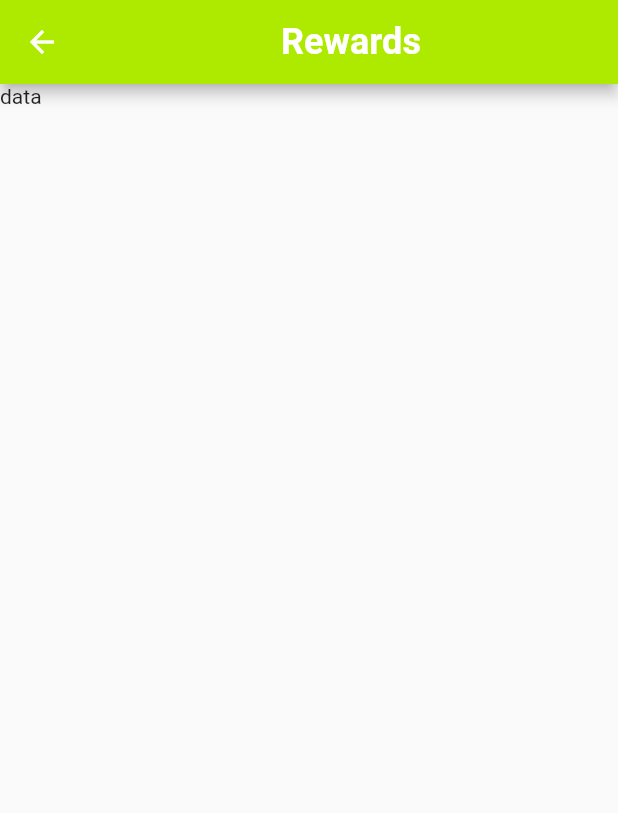
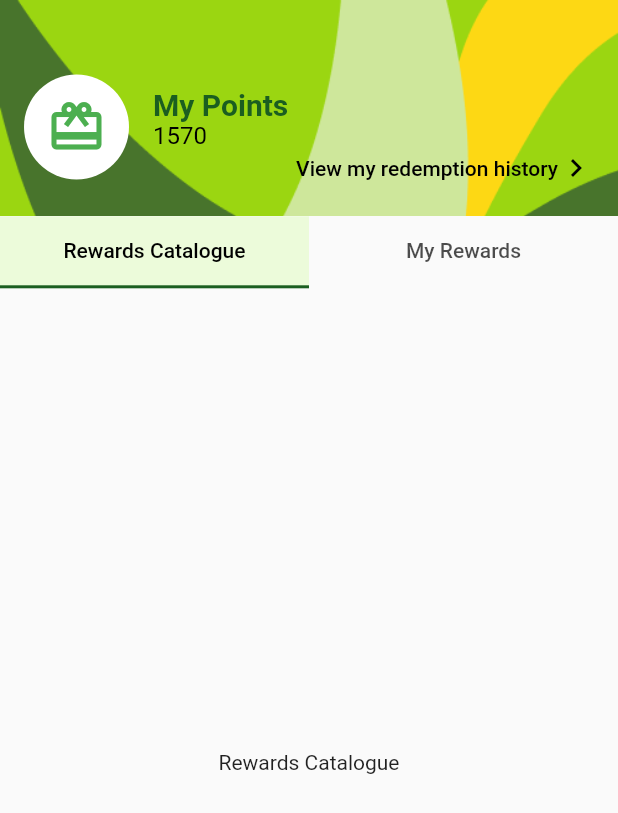
Before and after one commit to Endairion/6002CEM_Group13, a Flutter app: the Rewards screen opened directly, on a phone screen of 412 x 824 dp. Shown: the top 813 px of the screen. Run offline on Flutter 3.47's test engine with Material 2 defaults, Android fonts, the phone set to English and light mode, and no system bars; our stand-ins replace dotted_border, firebase_core, flutter_native_splash, get, image_picker; accounts and stored records are empty; network calls fail; statements that could not run were skipped.

Commit message:
Created Rewards page and link redemption history

```diff
--- /dev/null
+++ b/lib/RedemptionHistory.dart
@@ -0,0 +1,22 @@
+import 'package:flutter/material.dart';
+
+class RedemptionHistory extends StatelessWidget {
+  const RedemptionHistory({Key? key}) : super(key: key);
+
+  @override
+  Widget build(BuildContext context) {
+    return Scaffold(
+      appBar: AppBar(
+        title: Text("Redemption History"),
+        centerTitle: true,
+        leading: IconButton(
+          icon: Icon(Icons.arrow_back_ios),
+          onPressed: () {
+            Navigator.pop(context); // Navigate back to the previous screen
+          },
+        ),
+        backgroundColor: Color.fromRGBO(155, 214, 17, 1),
+      ),
+    );
+  }
+}
--- a/lib/Rewards.dart
+++ b/lib/Rewards.dart
@@ -1,27 +1,160 @@
 import 'package:flutter/material.dart';
+import 'package:mobile_app_development_cw2/RedemptionHistory.dart';
 
 void main() {
   runApp(const Rewards());
 }
 
-class Rewards extends StatelessWidget {
-  const Rewards({super.key});
+class Rewards extends StatefulWidget {
+  const Rewards({Key? key}) : super(key: key);
+
+  @override
+  _RewardsState createState() => _RewardsState();
+}
+
+class _RewardsState extends State<Rewards> with SingleTickerProviderStateMixin {
+  late TabController _tabController;
+
+  @override
+  void initState() {
+    super.initState();
+    _tabController = TabController(length: 2, vsync: this);
+  }
+
+  @override
+  void dispose() {
+    _tabController.dispose();
+    super.dispose();
+  }
 
   @override
   Widget build(BuildContext context) {
     return Scaffold(
-        appBar: AppBar(
-          backgroundColor: Colors.limeAccent[700],
-          title: Center(
-            child: Text(
-              'Rewards',
-              style: TextStyle(
-                fontSize: 24,
-                fontWeight: FontWeight.bold,
+      body: Column(
+        crossAxisAlignment: CrossAxisAlignment.start,
+        children: [
+          Container(
+            height: MediaQuery.of(context).size.height * 0.175, // Adjust the height as needed
+            decoration: BoxDecoration(
+              image: DecorationImage(
+                image: AssetImage('assets/rewards_bg.png'), // Replace with your image path
+                fit: BoxFit.fill,
               ),
             ),
+            child: Stack(
+              children: [
+                Align(
+                  alignment: Alignment.topLeft,
+                  child: Padding(
+                    padding: const EdgeInsets.only(left: 16.0, top: 25.0),
+                    child: Row(
+                      children: [
+                        CircleAvatar(
+                          backgroundColor: Colors.white,
+                          radius: 35,
+                          child: Icon(
+                            Icons.redeem,
+                            color: Colors.green,
+                            size: 40,
+                          ),
+                        ),
+                        SizedBox(width: 16),
+                        Padding(
+                          padding: EdgeInsets.only(top: 33),
+                          child: Column(
+                            crossAxisAlignment: CrossAxisAlignment.start,
+                            children: [
+                              Text(
+                                'My Points',
+                                style: TextStyle(
+                                  fontSize: 20,
+                                  fontWeight: FontWeight.bold,
+                                  color: Colors.green[900],
+                                ),
+                              ),
+                              Text(
+                                '1570',
+                                style: TextStyle(
+                                  fontSize: 16,
+                                  color: Colors.black,
+                                ),
+                              ),
+                            ],
+                          ),
+                        ),
+                      ],
+                    ),
+                  ),
+                ),
+                Positioned(
+                  bottom: 8,
+                  right: 8,
+                  child: TextButton(
+                    onPressed: () {
+                      Navigator.push(
+                          context,
+                          MaterialPageRoute(builder: (context) => const RedemptionHistory())
+                      );
+                    },
+                    style: TextButton.styleFrom(
+                      backgroundColor: Colors.transparent,
+                      shape: CircleBorder(),
+                    ),
+                    child: Row(
+                      children: [
+                        Text(
+                          'View my redemption history',
+                          style: TextStyle(
+                            fontSize: 14,
+                            color: Colors.black,
+                          ),
+                        ),
+                        Icon(
+                          Icons.chevron_right,
+                          color: Colors.black,
+                        ),
+                      ],
+                    ),
+                  ),
+                ),
+              ],
+            ),
           ),
-        ),
-        body: Text('data'));
+          TabBar(
+            controller: _tabController,
+            labelColor: Colors.black,
+            tabs: [
+              Tab(text: 'Rewards Catalogue'),
+              Tab(text: 'My Rewards'),
+            ],
+            indicator: BoxDecoration(
+              border: Border(
+                bottom: BorderSide(
+                  color: Colors.green[900]!, // Use the MaterialColor class with the index [900]
+                  width: 2.0, // Border width
+                ),
+              ),
+              color: Colors.lightGreenAccent.withOpacity(0.2),
+            ),
+          ),
+
+          Expanded(
+            child: TabBarView(
+              controller: _tabController,
+              children: [
+                // Rewards Catalogue Tab
+                Center(
+                  child: Text('Rewards Catalogue'),
+                ),
+                // My Rewards Tab
+                Center(
+                  child: Text('My Rewards'),
+                ),
+              ],
+            ),
+          ),
+        ],
+      ),
+    );
   }
 }
--- a/pubspec.yaml
+++ b/pubspec.yaml
@@ -110,6 +110,8 @@ flutter:
     - assets/prof_team.jpg
     - assets/prof_team2.jpg
     - assets/trips_nearby.png
+    - assets/rewards_bg.png
+
 
 
   #   - images/a_dot_burr.jpeg
```
Also changed, not shown: assets/rewards_bg.png (added), pubspec.lock.
